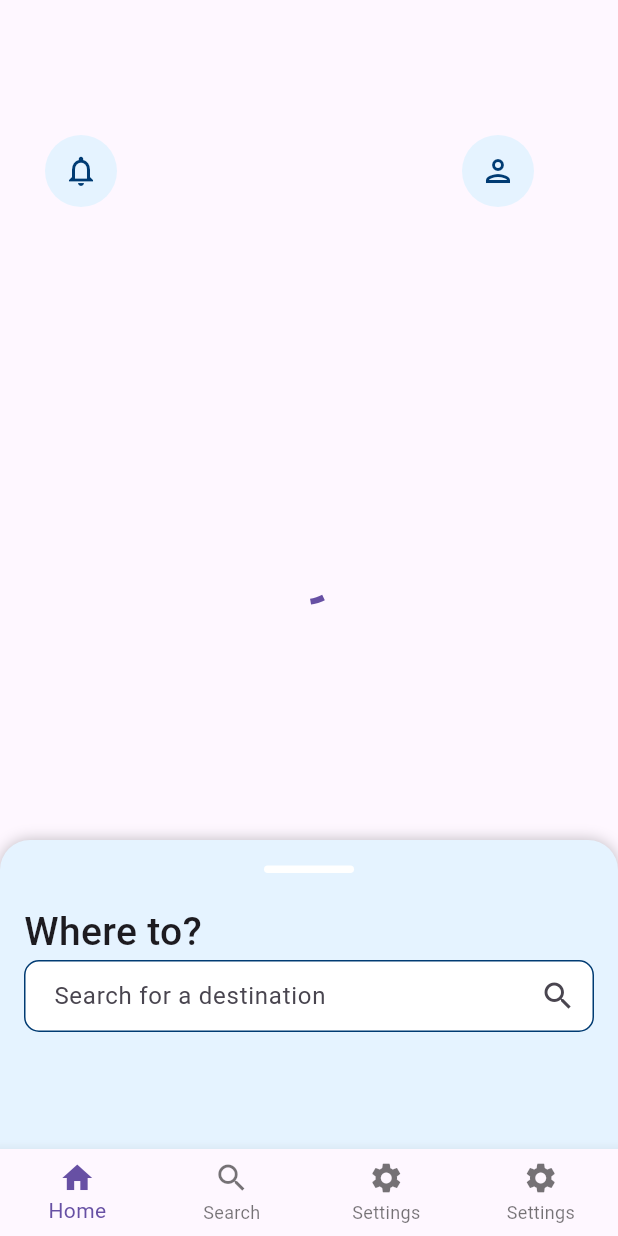
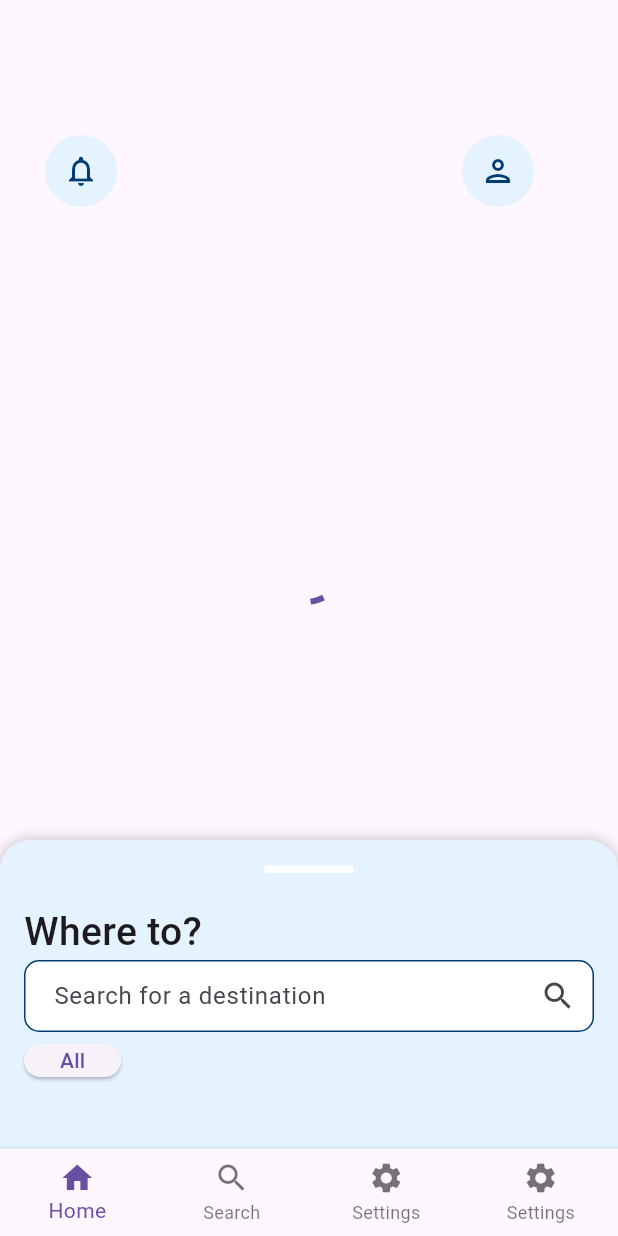
Before and after one commit to void018/path, a Flutter app: the screen it shows after launch, on a phone screen of 412 x 824 dp. Run offline on Flutter 3.47's test engine with Material 3 defaults, Android fonts, the phone set to English and light mode, and no system bars; drawn by our look-alikes of sliding_up_panel; our stand-ins replace flutter_map, latlong2, location; missing offline and left inert: flutter_map_location_marker, flutter_polyline_points.

Commit message:
small changes

```diff
--- /dev/null
+++ b/lib/Navgation Bar/home_nav.dart
@@ -0,0 +1,98 @@
+import 'package:flutter/material.dart';
+import 'package:public_transportation/custom_widgets/openstreetmap_screen.dart';
+import 'package:sliding_up_panel/sliding_up_panel.dart';
+import 'package:public_transportation/custom_widgets/Sliding%20Up%20Panel/panel_widget.dart';
+
+class HomeNav extends StatefulWidget {
+  const HomeNav({super.key});
+
+  @override
+  State<HomeNav> createState() => _HomeNavState();
+}
+
+class _HomeNavState extends State<HomeNav> {
+  final PanelController _panelController = PanelController();
+
+  @override
+  Widget build(BuildContext context) {
+    final double PanelHeightClosed = MediaQuery.of(context).size.height * 0.25;
+    final double PanelHeightOpen = MediaQuery.of(context).size.height * 1.0;
+    return Scaffold(
+      body: Stack(
+        children: [
+          OpenstreetmapScreen(),
+          /*
+
+
+
+          Floating Icons
+
+
+
+
+          */
+          Column(
+            children: [
+              Row(
+                children: [
+                  Padding(
+                    padding: const EdgeInsets.fromLTRB(30, 90, 0, 0),
+                    child: Container(
+                      decoration: BoxDecoration(
+                        color: Color.fromARGB(255, 229, 243, 255),
+                        shape: BoxShape.circle,
+                      ),
+                      child: IconButton(
+                        color: Color.fromARGB(255, 0, 59, 115),
+                        icon: const Icon(Icons.notifications_none),
+                        onPressed: () {},
+                      ),
+                    ),
+                  ),
+                  Padding(
+                    padding: const EdgeInsets.fromLTRB(230, 90, 0, 0),
+                    child: Container(
+                      decoration: BoxDecoration(
+                        color: Color.fromARGB(255, 229, 243, 255),
+                        shape: BoxShape.circle,
+                      ),
+                      child: IconButton(
+                        color: Color.fromARGB(255, 0, 59, 115),
+                        icon: const Icon(Icons.person_outlined),
+                        onPressed: () {},
+                      ),
+                    ),
+                  ),
+                ],
+              ),
+            ],
+          ),
+          /*
+
+
+
+          Sliding Up Panel
+
+
+
+          */
+          SlidingUpPanel(
+            controller: _panelController,
+            minHeight: PanelHeightClosed,
+            maxHeight: PanelHeightOpen,
+            parallaxEnabled: true,
+            parallaxOffset: 0.5,
+            panelBuilder: (controller) => PanelWidget(
+              panelController: _panelController,
+              controller: controller,
+            ),
+            borderRadius: BorderRadius.vertical(
+              top: Radius.circular(20),
+            ),
+            color: Color.fromARGB(255, 229, 243, 255),
+          ),
+        ],
+      ),
+    );
+  }
+}
--- a/lib/custom_widgets/Sliding Up Panel/panel_widget.dart
+++ b/lib/custom_widgets/Sliding Up Panel/panel_widget.dart
@@ -30,6 +30,14 @@ class PanelWidget extends StatelessWidget {
                   'Where to?',
                   style: TextStyle(fontSize: 26, fontWeight: FontWeight.w500),
                 ),
+                /*
+
+
+              Search bar for destination input
+
+
+
+              */
                 TextField(
                   decoration: InputDecoration(
                     filled: true,
@@ -53,10 +61,29 @@ class PanelWidget extends StatelessWidget {
                         EdgeInsets.symmetric(horizontal: 16, vertical: 12),
                   ),
                 ),
+                /*
+
+
+
+              */
+                Container(
+                  height: 30,
+                  child: ListView(
+                    scrollDirection: Axis.horizontal,
+                    children: [
+                      Padding(
+                        padding: EdgeInsets.only(right: 8, top: 8),
+                        child: ElevatedButton(
+                          onPressed: () {},
+                          child: Text('All'),
+                        ),
+                      ),
                     ],
                   ),
                 ),
               ],
-    );
+            ),
+          ),
+        ]);
   }
 }
--- a/lib/custom_widgets/openstreetmap_screen.dart
+++ b/lib/custom_widgets/openstreetmap_screen.dart
@@ -180,13 +180,6 @@ class _OpenstreetmapScreenState extends State<OpenstreetmapScreen>
                     ])
                 ],
               ),
-/*
-
-                 end of map code
-
-
-
-*/
       ]),
     );
   }
--- a/lib/screens/home_screen.dart
+++ b/lib/screens/home_screen.dart
@@ -1,4 +1,5 @@
 import 'package:flutter/material.dart';
+import 'package:public_transportation/Navgation%20Bar/home_nav.dart';
 import 'package:public_transportation/custom_widgets/openstreetmap_screen.dart';
 import 'package:sliding_up_panel/sliding_up_panel.dart';
 import 'package:public_transportation/custom_widgets/Sliding%20Up%20Panel/panel_widget.dart';
@@ -11,7 +12,6 @@ class HomeScreen extends StatefulWidget {
 }
 
 class _HomeScreenState extends State<HomeScreen> {
-  final PanelController _panelController = PanelController();
   void _navigateBottomBar(int index) {
     setState(() {
       _selectedindex = index;
@@ -19,10 +19,14 @@ class _HomeScreenState extends State<HomeScreen> {
   }
 
   int _selectedindex = 0;
+  final List<Widget> _pages = [
+    HomeNav(),
+    Center(child: Text('Search Screen')),
+    Center(child: Text('Settings Screen')),
+    Center(child: Text('Profile Screen')),
+  ];
   @override
   Widget build(BuildContext context) {
-    final double PanelHeightClosed = MediaQuery.of(context).size.height * 0.25;
-    final double PanelHeightOpen = MediaQuery.of(context).size.height * 1.0;
     return Scaffold(
       bottomNavigationBar: BottomNavigationBar(
         onTap: _navigateBottomBar,
@@ -47,98 +51,7 @@ class _HomeScreenState extends State<HomeScreen> {
           ),
         ],
       ),
-      body: Stack(
-        children: [
-          OpenstreetmapScreen(),
-          /*
-
-
-
-          Floating Icons
-
-
-
-
-          */
-          Column(
-            children: [
-              Row(
-                children: [
-                  Padding(
-                    padding: const EdgeInsets.fromLTRB(30, 90, 0, 0),
-                    child: Container(
-                      decoration: BoxDecoration(
-                        color: Color.fromARGB(255, 229, 243, 255),
-                        shape: BoxShape.circle,
-                      ),
-                      child: IconButton(
-                        color: Color.fromARGB(255, 0, 59, 115),
-                        icon: const Icon(Icons.notifications_none),
-                        onPressed: () {},
-                      ),
-                    ),
-                  ),
-                  Padding(
-                    padding: const EdgeInsets.fromLTRB(230, 90, 0, 0),
-                    child: Container(
-                      decoration: BoxDecoration(
-                        color: Color.fromARGB(255, 229, 243, 255),
-                        shape: BoxShape.circle,
-                      ),
-                      child: IconButton(
-                        color: Color.fromARGB(255, 0, 59, 115),
-                        icon: const Icon(Icons.person_outlined),
-                        onPressed: () {},
-                      ),
-                    ),
-                  ),
-                ],
-              ),
-            ],
-          ),
-          /*
-
-
-
-          Sliding Up Panel
-
-
-
-          */
-          SlidingUpPanel(
-            controller: _panelController,
-            minHeight: PanelHeightClosed,
-            maxHeight: PanelHeightOpen,
-            parallaxEnabled: true,
-            parallaxOffset: 0.5,
-            panelBuilder: (controller) => PanelWidget(
-              panelController: _panelController,
-              controller: controller,
-            ),
-            borderRadius: BorderRadius.vertical(
-              top: Radius.circular(20),
-            ),
-            color: Color.fromARGB(255, 229, 243, 255),
-          ),
-        ],
-      ),
+      body: _pages[_selectedindex],
     );
   }
 }
-
-Widget buildAboutText() => Container(
-      padding: EdgeInsets.symmetric(horizontal: 24),
-      child: Column(
-        crossAxisAlignment: CrossAxisAlignment.start,
-        children: <Widget>[
-          Text(
-            'About',
-            style: TextStyle(fontWeight: FontWeight.w600),
-          ),
-          SizedBox(height: 12),
-          Text(
-            'nkmdkfsdjjjjjjjjjjjjjksldfskdfjfkdjflsfjijejoeiwwwwwiiiiiiiiiiiiiiiejfje',
-          ),
-        ],
-      ),
-    );
```
Also changed, not shown: lib/Navgation Bar/favorites_nav.dart (added), lib/Navgation Bar/routes_nav.dart (added), lib/Navgation Bar/tickets_nav.dart (added). Lines whose indentation alone changed are shown as unchanged.
